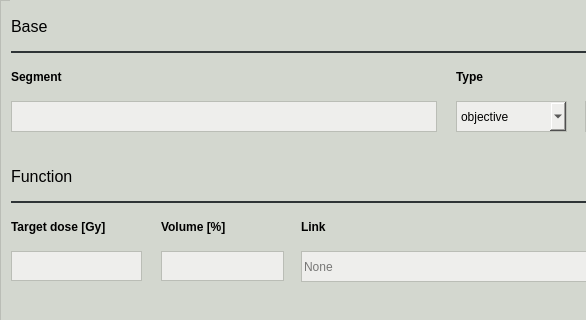
Above: pyanno4rt/gui/designs/components/minimum_dvh_window.ui from pyanno4rt/pyanno4rt before the change; both pictures show x 0 to 586 and y 0 to 320 of the 720 by 431 pixel window. Below: the same form after it.
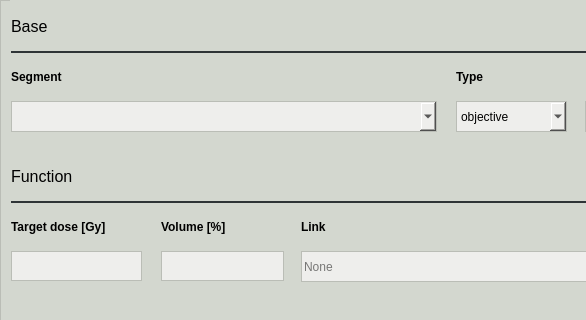
That is the form after the change.

Commit message: Added status bar to GUI, added automatic loading of segment names, adapted segment input fields, recompiled component windows

Patch:
```diff
--- a/pyanno4rt/gui/designs/components/minimum_dvh_window.ui
+++ b/pyanno4rt/gui/designs/components/minimum_dvh_window.ui
@@ -58,7 +58,7 @@
      <property name="geometry">
       <rect>
        <x>0</x>
-       <y>-252</y>
+       <y>0</y>
        <width>690</width>
        <height>681</height>
       </rect>
@@ -205,22 +205,6 @@
        <string notr="true">border-color: rgb(46, 52, 54);</string>
       </property>
      </widget>
-     <widget class="QLineEdit" name="segment_ledit">
-      <property name="geometry">
-       <rect>
-        <x>0</x>
-        <y>100</y>
-        <width>426</width>
-        <height>31</height>
-       </rect>
-      </property>
-      <property name="styleSheet">
-       <string notr="true">color: rgb(0, 0, 0);
-background-color: rgb(238, 238, 236);
-border: 1px solid;
-border-color: rgb(186, 189, 182);</string>
-      </property>
-     </widget>
      <widget class="QLabel" name="type_label">
       <property name="geometry">
        <rect>
@@ -767,6 +751,28 @@
        <string>Volume [%]</string>
       </property>
      </widget>
+     <widget class="QComboBox" name="segment_cbox">
+      <property name="geometry">
+       <rect>
+        <x>0</x>
+        <y>100</y>
+        <width>426</width>
+        <height>31</height>
+       </rect>
+      </property>
+      <property name="cursor">
+       <cursorShape>PointingHandCursor</cursorShape>
+      </property>
+      <property name="styleSheet">
+       <string notr="true">color: rgb(0, 0, 0);
+background-color: rgb(238, 238, 236);
+border: 1px solid;
+border-color: rgb(186, 189, 182);</string>
+      </property>
+      <property name="currentIndex">
+       <number>-1</number>
+      </property>
+     </widget>
     </widget>
    </widget>
   </widget>
```
The commit also changes 82 other files.
